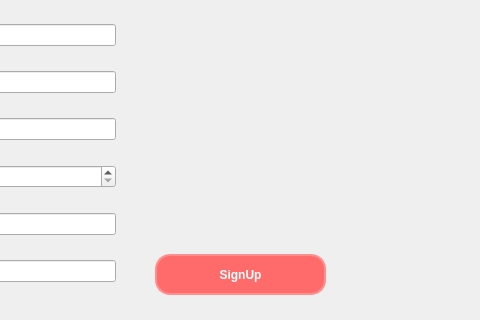
Old version of the form 3_Solution/Client/DummyChefInterface/clientsignupdialog.ui in the repository CiocAlexandru/2025_CAM_DummyChef; both pictures show x 205 to 685 and y 446 to 766 of the 1285 by 766 pixel window.
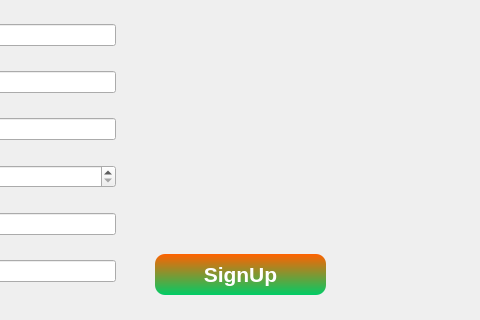
New version of the form.

What changed in the file:
```diff
--- a/3_Solution/Client/DummyChefInterface/clientsignupdialog.ui
+++ b/3_Solution/Client/DummyChefInterface/clientsignupdialog.ui
@@ -24,13 +24,15 @@
    </property>
    <property name="styleSheet">
     <string notr="true">QPushButton {
-    background-color: #FF6B6B;  /* Culoare primară */
-    color: white;
-    border-radius: 15px;
-    padding: 10px 20px;
-    border: 2px solid #FF8E8E;
-    font-weight: bold;
-    min-width: 120px;
+    background: qlineargradient(x1:0, y1:0, x2:0, y2:1, stop:0 #FF6200, stop:1 #00CC66);
+    color: #FFFFFF;
+    border-radius: 10px;
+    border: none;
+    padding: 5px;
+    font-family: &quot;Poppins&quot;;
+    font-size: 16pt;
+    font-weight: 600;
+    box-shadow: 2px 2px 5px rgba(0, 0, 0, 0.3);
 }
 
 QPushButton:hover {
```
Left out of the diff: 6 changed lines with no effect on the pictures.
